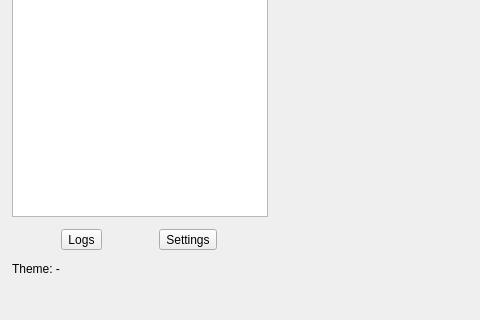
cofedish/cofe-nekobox, file ui/mainwindow.ui: the form before one commit; both pictures show x 0 to 480 and y 440 to 760 of the 1200 by 760 pixel window.
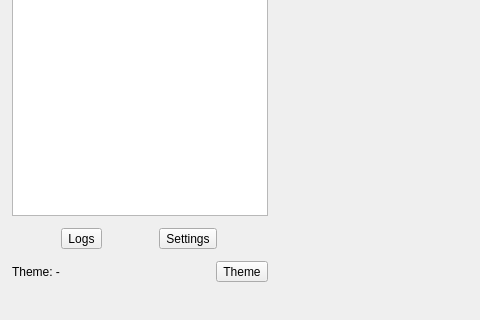
The form after the commit. Custom widgets are drawn as their Qt base class.

Commit message: ui: theme button popover swatches

```diff
--- a/ui/mainwindow.ui
+++ b/ui/mainwindow.ui
@@ -237,7 +237,7 @@
        </item>
        <item>
         <widget class="QWidget" name="drawer_theme_row" native="true">
-         <layout class="QVBoxLayout" name="drawerThemeLayout">
+         <layout class="QHBoxLayout" name="drawerThemeLayout">
           <property name="leftMargin">
            <number>0</number>
           </property>
@@ -251,10 +251,16 @@
            <number>0</number>
           </property>
           <property name="spacing">
-           <number>6</number>
+           <number>8</number>
           </property>
           <item>
            <widget class="QLabel" name="drawer_theme_label">
+            <property name="sizePolicy">
+             <sizepolicy hsizetype="Expanding" vsizetype="Preferred">
+              <horstretch>0</horstretch>
+              <verstretch>0</verstretch>
+             </sizepolicy>
+            </property>
             <property name="text">
              <string>Theme: -</string>
             </property>
@@ -264,24 +270,19 @@
            </widget>
           </item>
           <item>
-           <widget class="QWidget" name="drawer_theme_swatches" native="true">
-            <layout class="QHBoxLayout" name="drawer_theme_swatches_layout">
-             <property name="leftMargin">
-              <number>0</number>
-             </property>
-             <property name="topMargin">
-              <number>0</number>
-             </property>
-             <property name="rightMargin">
-              <number>0</number>
-             </property>
-             <property name="bottomMargin">
-              <number>0</number>
-             </property>
-             <property name="spacing">
-              <number>8</number>
-             </property>
-            </layout>
+           <widget class="QToolButton" name="drawer_theme_button">
+            <property name="text">
+             <string>Theme</string>
+            </property>
+            <property name="toolButtonStyle">
+             <enum>Qt::ToolButtonTextBesideIcon</enum>
+            </property>
+            <property name="popupMode">
+             <enum>QToolButton::InstantPopup</enum>
+            </property>
+            <property name="autoRaise">
+             <bool>false</bool>
+            </property>
            </widget>
           </item>
          </layout>
```
The commit also changes 3 other files.
